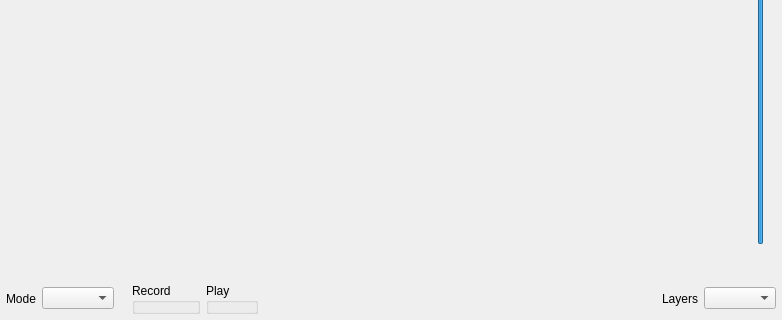
First picture: the form in src/Common/gui/LooperWindow.ui, repository elieserdejesus/JamTaba, before the edit; both pictures show x 0 to 782 and y 180 to 500 of the 782 by 500 pixel window.
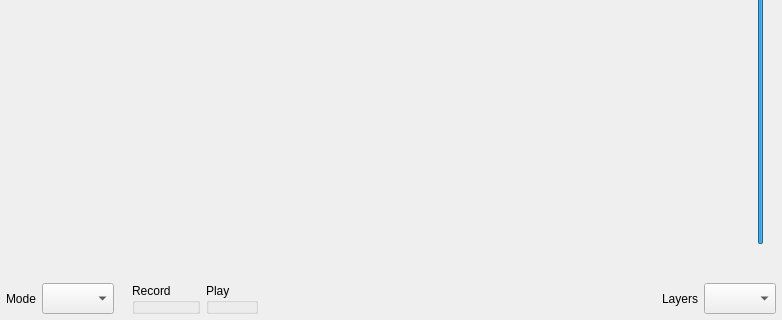
Second picture: the form after the edit. Icons and pictures are not drawn. Custom widgets are drawn as their Qt base class.

```diff
--- a/src/Common/gui/LooperWindow.ui
+++ b/src/Common/gui/LooperWindow.ui
@@ -325,7 +325,14 @@
          </widget>
         </item>
         <item>
-         <widget class="QComboBox" name="comboBoxPlayMode"/>
+         <widget class="QComboBox" name="comboBoxPlayMode">
+          <property name="sizePolicy">
+           <sizepolicy hsizetype="Preferred" vsizetype="Minimum">
+            <horstretch>0</horstretch>
+            <verstretch>0</verstretch>
+           </sizepolicy>
+          </property>
+         </widget>
         </item>
        </layout>
       </item>
@@ -425,7 +432,14 @@
          </widget>
         </item>
         <item>
-         <widget class="QComboBox" name="maxLayersComboBox"/>
+         <widget class="QComboBox" name="maxLayersComboBox">
+          <property name="sizePolicy">
+           <sizepolicy hsizetype="Preferred" vsizetype="Minimum">
+            <horstretch>0</horstretch>
+            <verstretch>0</verstretch>
+           </sizepolicy>
+          </property>
+         </widget>
         </item>
        </layout>
       </item>
```
